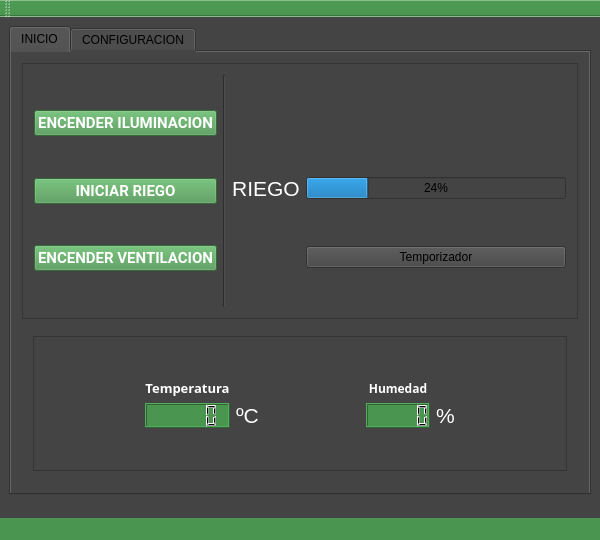
destefanomartin/indoor-gui, file gui/mainwindow.ui: the form before one commit.
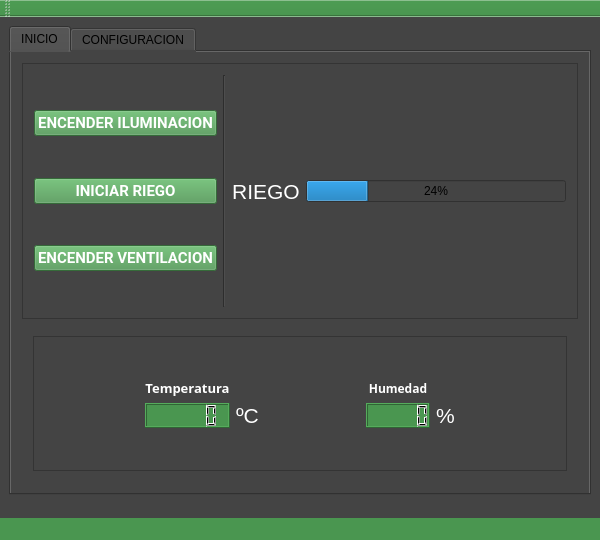
The form after the commit. The open tabs and pages were chosen to show the change. Icons and pictures are not drawn.

```diff
--- a/gui/mainwindow.ui
+++ b/gui/mainwindow.ui
@@ -1257,13 +1257,6 @@
                </property>
               </spacer>
              </item>
-             <item row="2" column="1">
-              <widget class="QPushButton" name="tempRiego">
-               <property name="text">
-                <string>Temporizador</string>
-               </property>
-              </widget>
-             </item>
             </layout>
            </item>
            <item row="0" column="0">
```
Left out of the diff: 28 changed lines with no effect on the pictures.
